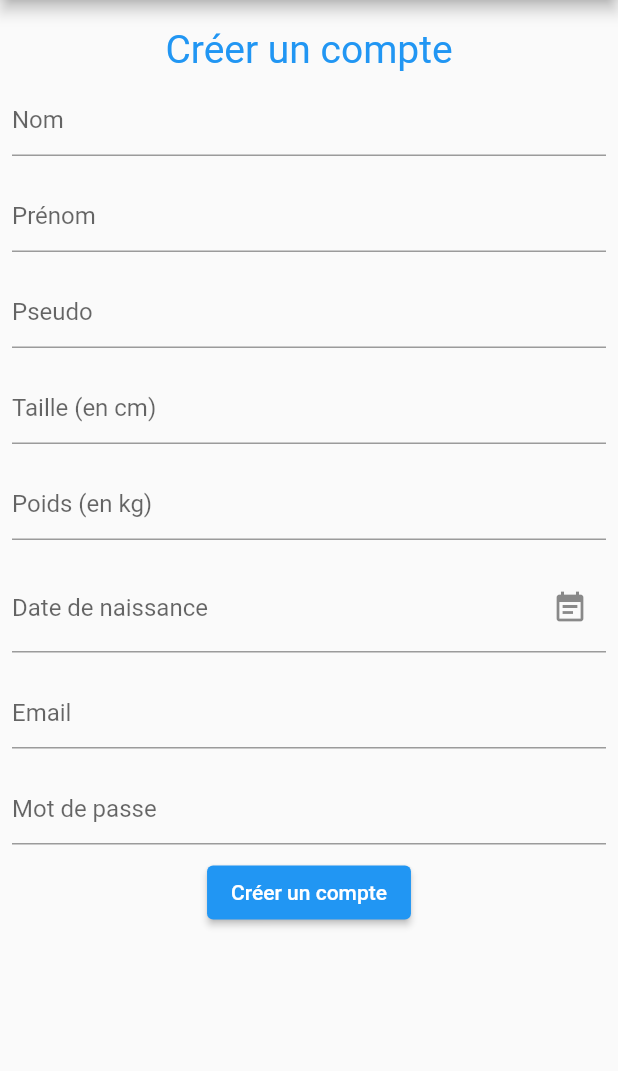
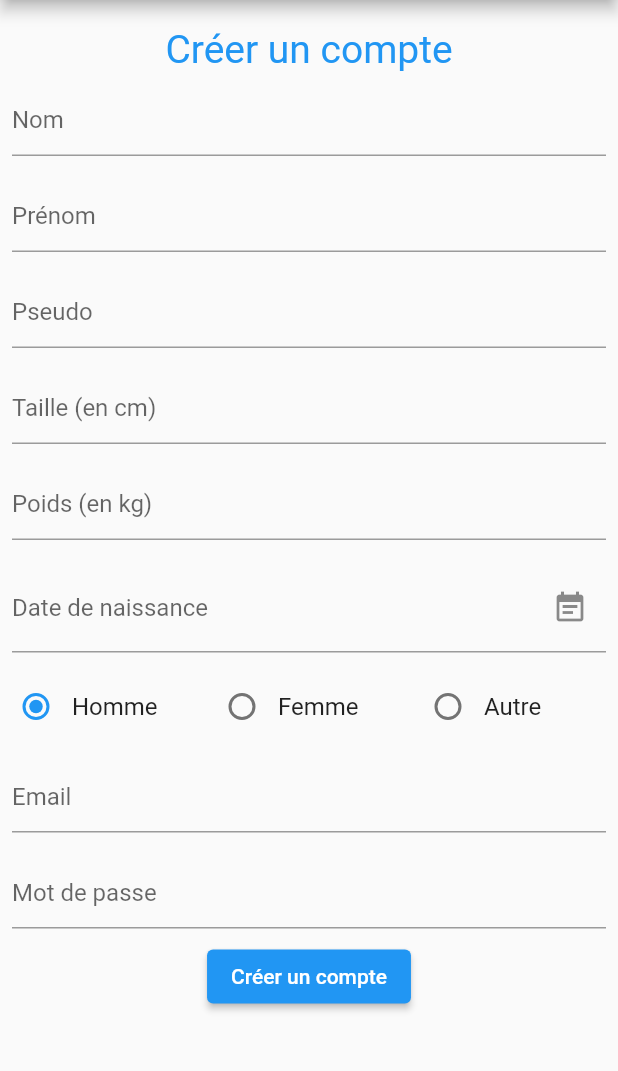
Before and after one commit to nicovig/Nu3VirtualMobile, a Flutter app: the UserScreen screen opened directly, on a phone screen of 412 x 824 dp, the part 84-1155 px from its top. Run offline on Flutter 3.47's test engine with Material 2 defaults, Android fonts, the phone set to English and light mode, and no system bars; drawn by our look-alikes of date_field; our stand-ins replace flutter_easyloading, flutter_slidable, get_it, shared_preferences, stacked; accounts and stored records are empty.

Commit message:
custom form field gender

```diff
--- a/lib/core/models/user_model.dart
+++ b/lib/core/models/user_model.dart
@@ -5,6 +5,7 @@ class UserModel {
   String? pseudo;
   String? firstName;
   String? lastName;
+  GenderEnum? gender;
   DateTime? birthday;
   int? height;
   double? weight;
@@ -16,6 +17,7 @@ class UserModel {
       this.pseudo,
       this.firstName,
       this.lastName,
+      this.gender,
       this.birthday,
       this.height,
       this.weight,
@@ -28,6 +30,7 @@ class UserModel {
         pseudo: parsedJson['pseudo'] ?? "",
         firstName: parsedJson['firstName'] ?? "",
         lastName: parsedJson['lastName'] ?? "",
+        gender: parsedJson['gender'] ?? "",
         height: parsedJson['height'] ?? "",
         weight: parsedJson['weight'] ?? "",
         email: parsedJson['email'] ?? "",
@@ -43,6 +46,7 @@ class UserModel {
       'pseudo': pseudo,
       'firstName': firstName,
       'lastName': lastName,
+      'gender': gender,
       'birthday': birthday?.toIso8601String(),
       'height': height,
       'weight': weight,
@@ -52,10 +56,12 @@ class UserModel {
   }
 
   static String objectToString(UserModel user) {
-    return '{"id": ${user.id}, "pseudo": "${user.pseudo}", "firstName": "${user.firstName}", "lastName": "${user.lastName}", "birthday": "${user.birthday}", "height": ${user.height}, "weight": ${user.weight}, "email": "${user.email}", "password": "${user.password}"}';
+    return '{"id": ${user.id}, "pseudo": "${user.pseudo}", "firstName": "${user.firstName}", "lastName": "${user.lastName}", "gender": "${user.gender}" ,"birthday": "${user.birthday}", "height": ${user.height}, "weight": ${user.weight}, "email": "${user.email}", "password": "${user.password}"}';
   }
 
   String jsonString() {
-    return '{"id": 0, "pseudo": "", "firstName": "", "lastName": "", "birthday": null, "height": 0, "weight": 0, "email": "", "password": ""}';
+    return '{"id": 0, "pseudo": "", "firstName": "", "lastName": "", "gender": 0, "birthday": null, "height": 0, "weight": 0, "email": "", "password": ""}';
   }
 }
+
+enum GenderEnum { unknown, male, female, other }
--- a/lib/core/services/authentication/authentication_service_api.dart
+++ b/lib/core/services/authentication/authentication_service_api.dart
@@ -14,7 +14,8 @@ class AuthenticationServiceApi extends AuthenticationService {
   static const Map<String, String> headers = {
     "Content-Type": "application/json"
   };
-  static const hostedDeviceLocalhost = '10.0.2.2:';
+  static const hostedDeviceLocalhost =
+      '10.0.2.2:'; //not localhost : https://stackoverflow.com/a/55786011/20009977
   static const apiUrl = '44383';
   static const controllerName = 'Authentication';
   static Uri url = Uri.https(hostedDeviceLocalhost + apiUrl, controllerName);
@@ -23,13 +24,14 @@ class AuthenticationServiceApi extends AuthenticationService {
   Future<AuthenticationResponse> login(String login, String password) async {
     Map<String, String> headers = {
       "Content-Type": "application/json",
-      "login": login,
+      "mail": login,
       "password": password
     };
 
     var response = await http.post(
       url,
       headers: headers,
+      body: "{}"
     );
     try {
       _saveAuthenticationResponse(response.body);
--- a/lib/core/services/meal/meal_service_api.dart
+++ b/lib/core/services/meal/meal_service_api.dart
@@ -9,7 +9,8 @@ class MealServiceApi extends MealService {
   static const Map<String, String> headers = {
     "Content-Type": "application/json"
   };
-  static const hostedDeviceLocalhost = '10.0.2.2:';
+  static const hostedDeviceLocalhost =
+      '10.0.2.2:'; //not localhost : https://stackoverflow.com/a/55786011/20009977
   static const apiUrl = '44383';
   static const controllerName = 'Meal';
   static Uri url = Uri.https(hostedDeviceLocalhost + apiUrl, controllerName);
--- a/lib/core/services/monitoring/monitoring_service_api.dart
+++ b/lib/core/services/monitoring/monitoring_service_api.dart
@@ -9,7 +9,8 @@ class MonitoringServiceApi extends MonitoringService {
   static const Map<String, String> headers = {
     "Content-Type": "application/json"
   };
-  static const hostedDeviceLocalhost = '10.0.2.2:';
+  static const hostedDeviceLocalhost =
+      '10.0.2.2:'; //not localhost : https://stackoverflow.com/a/55786011/20009977
   static const apiUrl = '44383';
   static const controllerName = 'Monitoring';
   static Uri url = Uri.https(hostedDeviceLocalhost + apiUrl, controllerName);
--- a/lib/core/services/nutrition_goal/nutrition_goal_service.dart
+++ b/lib/core/services/nutrition_goal/nutrition_goal_service.dart
@@ -3,4 +3,6 @@ import 'package:nu3virtual/core/models/nutrition_goal_model.dart';
 abstract class NutritionGoalService {
   Future<List<NutritionGoalModel>> getAllNutritionGoalsByUserIdAndDate(
       int? userId, DateTime date);
+  Future<bool> updateNutritionGoal(
+      UpdateNutritionGoalRequest updatedNutritionGoal);
 }
--- a/lib/core/services/user/user_service_class.dart
+++ b/lib/core/services/user/user_service_class.dart
@@ -8,4 +8,5 @@ abstract class UserStore {
 
 abstract class UserService {
   Future<bool> create(UserModel userToCreate, String password);
+  Future<bool> update(UserModel userToUpdate);
 }
--- a/lib/core/services/workout/workout_service_api.dart
+++ b/lib/core/services/workout/workout_service_api.dart
@@ -9,7 +9,8 @@ class WorkoutServiceApi extends WorkoutService {
   static const Map<String, String> headers = {
     "Content-Type": "application/json"
   };
-  static const hostedDeviceLocalhost = '10.0.2.2:';
+  static const hostedDeviceLocalhost =
+      '10.0.2.2:'; //not localhost : https://stackoverflow.com/a/55786011/20009977
   static const apiUrl = '44383';
   static const controllerName = 'Workout';
   static Uri url = Uri.https(hostedDeviceLocalhost + apiUrl, controllerName);
--- /dev/null
+++ b/lib/layouts/forms/custom_form_field_gender.dart
@@ -0,0 +1,67 @@
+import 'package:flutter/material.dart';
+import 'package:nu3virtual/core/models/user_model.dart';
+
+class CustomFormFieldGender extends StatefulWidget {
+  const CustomFormFieldGender(
+      {Key? key, required this.handleOnPressedRadioButton})
+      : super(key: key);
+
+  @override
+  State<CustomFormFieldGender> createState() => _CustomFormFieldGenderState();
+
+  final Function(GenderEnum gender) handleOnPressedRadioButton;
+}
+
+class _CustomFormFieldGenderState extends State<CustomFormFieldGender> {
+  GenderEnum? _gender = GenderEnum.male;
+  @override
+  Widget build(BuildContext context) {
+    return Row(children: <Widget>[
+      Expanded(
+          child: ListTile(
+              contentPadding: const EdgeInsets.all(0),
+              title: Row(children: [
+                Radio(
+                    value: GenderEnum.male,
+                    groupValue: _gender,
+                    onChanged: (GenderEnum? value) {
+                      setState(() {
+                        _gender = value;
+                        widget.handleOnPressedRadioButton(value!);
+                      });
+                    }),
+                const Text('Homme')
+              ]))),
+      Expanded(
+          child: ListTile(
+              contentPadding: const EdgeInsets.all(0),
+              title: Row(children: [
+                Radio(
+                    value: GenderEnum.female,
+                    groupValue: _gender,
+                    onChanged: (GenderEnum? value) {
+                      setState(() {
+                        _gender = value;
+                        widget.handleOnPressedRadioButton(value!);
+                      });
+                    }),
+                const Text('Femme')
+              ]))),
+      Expanded(
+          child: ListTile(
+              contentPadding: const EdgeInsets.all(0),
+              title: Row(children: [
+                Radio(
+                    value: GenderEnum.other,
+                    groupValue: _gender,
+                    onChanged: (GenderEnum? value) {
+                      setState(() {
+                        _gender = value;
+                        widget.handleOnPressedRadioButton(value!);
+                      });
+                    }),
+                const Text('Autre')
+              ]))),
+    ]);
+  }
+}
--- a/lib/ui/user_screen/user_screen.dart
+++ b/lib/ui/user_screen/user_screen.dart
@@ -1,12 +1,14 @@
 import 'package:flutter/material.dart';
 import 'package:flutter/services.dart';
-import 'package:nu3virtual/layouts/forms/custom_form_field_date.dart';
+import 'package:nu3virtual/layouts/forms/custom_form_field_gender.dart';
 import 'package:stacked/stacked.dart';
 
+import 'package:nu3virtual/core/helpers/ext-classes.dart';
+import 'package:nu3virtual/core/models/user_model.dart';
+import 'package:nu3virtual/layouts/forms/custom_form_field.dart';
+import 'package:nu3virtual/layouts/forms/custom_form_field_date.dart';
 import 'package:nu3virtual/layouts/screen_layouts/custom_title.dart';
 import 'package:nu3virtual/ui/user_screen/user_screen_viewmodel.dart';
-import 'package:nu3virtual/core/helpers/ext-classes.dart';
-import 'package:nu3virtual/layouts/forms/custom_form_field.dart';
 
 class UserScreen extends StatelessWidget {
   final formKey = GlobalKey<FormState>();
@@ -16,6 +18,7 @@ class UserScreen extends StatelessWidget {
   String pseudo = '';
   int height = 0;
   double weight = 0;
+  GenderEnum gender = GenderEnum.male;
   String email = '';
   String password = '';
   DateTime birthday = DateTime.now();
@@ -126,6 +129,9 @@ class UserScreen extends StatelessWidget {
                           handleOnSaved: (value) {
                             if (value != null) birthday = value;
                           }),
+                      CustomFormFieldGender(
+                          handleOnPressedRadioButton: (GenderEnum gender) =>
+                              gender = gender),
                       CustomFormField(
                         onChanged: (value) {
                           if (value != null) email = value;
```
Also changed, not shown: lib/core/models/nutrition_goal_model.dart (+20 -0 lines), lib/core/services/nutrition_goal/nutrition_goal_service_api.dart (+10 -1 lines), lib/core/services/user/user_service_api.dart (+10 -1 lines).
